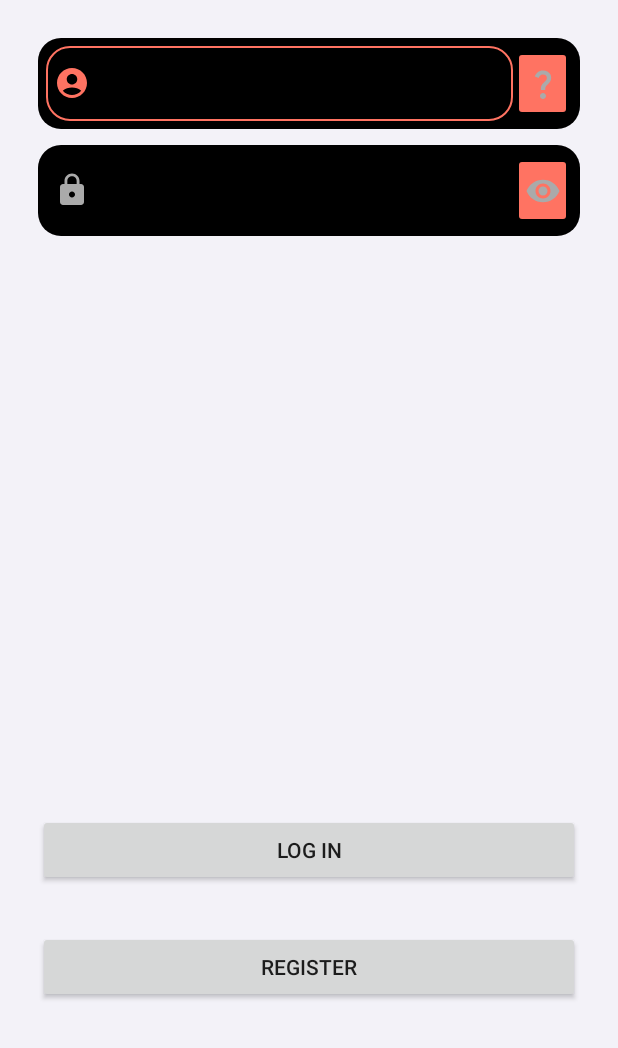
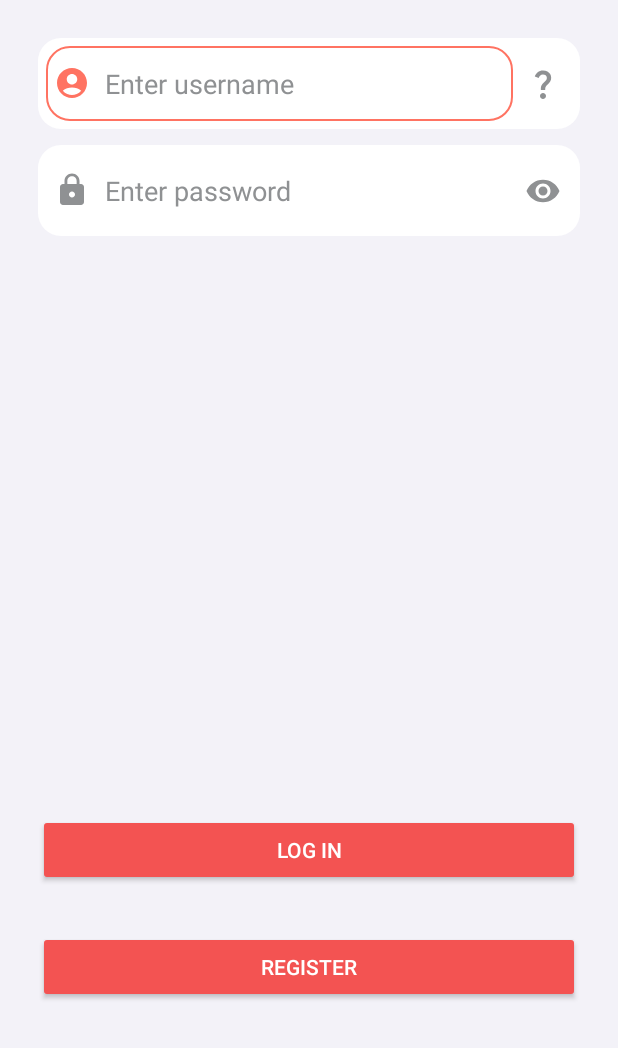
Before and after one commit to AlexCawl/health-check-application, an Android app: the screen it shows after launch (LoginActivity), on a phone screen of 412 x 824 dp, the part 188-1236 px from its top. Run offline under Robolectric (Android 15) with nearby library versions, the phone set to English and light mode, and no system bars; our stand-ins replace navigation-ui.

Commit message:
theme fixed & code cleaned

```diff
--- a/app/src/main/java/org/alexcawl/health_check_application/ui/activity/HomeActivity.java
+++ b/app/src/main/java/org/alexcawl/health_check_application/ui/activity/HomeActivity.java
@@ -66,9 +66,5 @@ public class HomeActivity extends AppCompatActivity {
                 || super.onSupportNavigateUp();
     }
 
-    @Override
-    public boolean onNavigateUp() {
-        Toast.makeText(this, "Navigate up", Toast.LENGTH_LONG).show();
-        return super.onNavigateUp();
-    }
+
 }
--- a/app/src/main/java/org/alexcawl/health_check_application/ui/fragment/DiagramFragment.java
+++ b/app/src/main/java/org/alexcawl/health_check_application/ui/fragment/DiagramFragment.java
@@ -6,6 +6,7 @@ import android.view.View;
 import android.view.ViewGroup;
 
 import androidx.annotation.NonNull;
+import androidx.annotation.Nullable;
 import androidx.fragment.app.Fragment;
 
 import org.alexcawl.health_check_application.databinding.FragmentDiagramBinding;
@@ -14,6 +15,11 @@ public class DiagramFragment extends Fragment {
     private FragmentDiagramBinding binding;
 
     @Override
+    public void onCreate(@Nullable Bundle savedInstanceState) {
+        super.onCreate(savedInstanceState);
+    }
+
+    @Override
     public View onCreateView(@NonNull LayoutInflater inflater, ViewGroup container,
                              Bundle savedInstanceState) {
         binding = FragmentDiagramBinding.inflate(inflater, container, false);
--- a/app/src/main/java/org/alexcawl/health_check_application/ui/fragment/ScheduleFragment.java
+++ b/app/src/main/java/org/alexcawl/health_check_application/ui/fragment/ScheduleFragment.java
@@ -1,66 +1,28 @@
 package org.alexcawl.health_check_application.ui.fragment;
 
 import android.os.Bundle;
-
-import androidx.fragment.app.Fragment;
-
 import android.view.LayoutInflater;
 import android.view.View;
 import android.view.ViewGroup;
 
-import org.alexcawl.health_check_application.R;
+import androidx.annotation.NonNull;
+import androidx.fragment.app.Fragment;
 
-/**
- * A simple {@link Fragment} subclass.
- * Use the {@link ScheduleFragment#newInstance} factory method to
- * create an instance of this fragment.
- */
+import org.alexcawl.health_check_application.databinding.FragmentScheduleBinding;
+
+
 public class ScheduleFragment extends Fragment {
-
-    // TODO: Rename parameter arguments, choose names that match
-    // the fragment initialization parameters, e.g. ARG_ITEM_NUMBER
-    private static final String ARG_PARAM1 = "param1";
-    private static final String ARG_PARAM2 = "param2";
-
-    // TODO: Rename and change types of parameters
-    private String mParam1;
-    private String mParam2;
-
-    public ScheduleFragment() {
-        // Required empty public constructor
-    }
-
-    /**
-     * Use this factory method to create a new instance of
-     * this fragment using the provided parameters.
-     *
-     * @param param1 Parameter 1.
-     * @param param2 Parameter 2.
-     * @return A new instance of fragment ScheduleFragment.
-     */
-    // TODO: Rename and change types and number of parameters
-    public static ScheduleFragment newInstance(String param1, String param2) {
-        ScheduleFragment fragment = new ScheduleFragment();
-        Bundle args = new Bundle();
-        args.putString(ARG_PARAM1, param1);
-        args.putString(ARG_PARAM2, param2);
-        fragment.setArguments(args);
-        return fragment;
-    }
+    private FragmentScheduleBinding binding;
 
     @Override
     public void onCreate(Bundle savedInstanceState) {
         super.onCreate(savedInstanceState);
-        if (getArguments() != null) {
-            mParam1 = getArguments().getString(ARG_PARAM1);
-            mParam2 = getArguments().getString(ARG_PARAM2);
-        }
     }
 
     @Override
-    public View onCreateView(LayoutInflater inflater, ViewGroup container,
+    public View onCreateView(@NonNull LayoutInflater inflater, ViewGroup container,
                              Bundle savedInstanceState) {
-        // Inflate the layout for this fragment
-        return inflater.inflate(R.layout.fragment_schedule, container, false);
+        binding = FragmentScheduleBinding.inflate(inflater);
+        return binding.getRoot();
     }
 }
--- a/app/src/main/res/layout/fragment_diagram.xml
+++ b/app/src/main/res/layout/fragment_diagram.xml
@@ -5,7 +5,6 @@
     android:layout_height="match_parent"
     tools:context=".ui.fragment.DiagramFragment">
 
-    <!-- TODO: Update blank fragment layout -->
     <TextView
         android:layout_width="match_parent"
         android:layout_height="match_parent"
--- a/app/src/main/res/layout/fragment_login.xml
+++ b/app/src/main/res/layout/fragment_login.xml
@@ -1,11 +1,11 @@
 <?xml version="1.0" encoding="utf-8"?>
 <androidx.constraintlayout.widget.ConstraintLayout xmlns:android="http://schemas.android.com/apk/res/android"
+    xmlns:app="http://schemas.android.com/apk/res-auto"
+    xmlns:tools="http://schemas.android.com/tools"
     android:id="@+id/fragment_login"
-    xmlns:app="http://schemas.android.com/apk/res-auto"
     android:layout_width="match_parent"
     android:layout_height="match_parent"
     android:background="@color/main_background"
-    xmlns:tools="http://schemas.android.com/tools"
     tools:context=".ui.fragment.LoginFragment">
 
     <LinearLayout
@@ -38,31 +38,32 @@
             android:id="@+id/linear_layout_username_field"
             android:layout_width="match_parent"
             android:layout_height="wrap_content"
+            android:layout_marginHorizontal="25dp"
+            android:background="@drawable/shape_rounded_rectangular"
             android:orientation="horizontal"
-            android:background="@drawable/shape_rounded_rectangular"
-            android:padding="5dp"
-            android:layout_marginHorizontal="25dp">
+            android:padding="5dp">
 
             <org.alexcawl.health_check_application.ui.resource.EditTextWithClearButton
                 android:id="@+id/edit_text_username_field"
                 android:layout_width="0dp"
                 android:layout_height="50dp"
                 android:layout_weight="8"
+                android:autofillHints="username"
+                android:background="@drawable/selector_edit_text_rounded"
                 android:drawableStart="@drawable/selector_account"
                 android:drawablePadding="10dp"
+                android:hint="@string/enter_username"
                 android:paddingHorizontal="5dp"
-                android:background="@drawable/selector_edit_text_rounded"
-                android:hint="@string/enter_username"
-                android:autofillHints="username"/>
+                android:textColorHint="?attr/colorOutline" />
 
             <ImageButton
                 android:id="@+id/image_button_username_field"
                 android:layout_width="0dp"
                 android:layout_height="match_parent"
                 android:layout_weight="1"
-                android:src="@drawable/selector_hint"
-                android:backgroundTint="?attr/colorPrimary"
-                android:contentDescription="@string/show_options" />
+                android:backgroundTint="?attr/colorOnBackground"
+                android:contentDescription="@string/show_options"
+                android:src="@drawable/selector_hint" />
         </LinearLayout>
 
         <View
@@ -96,32 +97,33 @@
             android:id="@+id/linear_layout_password_field"
             android:layout_width="match_parent"
             android:layout_height="wrap_content"
+            android:layout_marginHorizontal="25dp"
+            android:background="@drawable/shape_rounded_rectangular"
             android:orientation="horizontal"
-            android:background="@drawable/shape_rounded_rectangular"
-            android:padding="5dp"
-            android:layout_marginHorizontal="25dp">
+            android:padding="5dp">
 
             <org.alexcawl.health_check_application.ui.resource.EditTextWithClearButton
                 android:id="@+id/edit_text_password_field"
                 android:layout_width="0dp"
                 android:layout_height="50dp"
                 android:layout_weight="8"
+                android:autofillHints="password"
+                android:background="@drawable/selector_edit_text_rounded"
                 android:drawableStart="@drawable/selector_lock"
                 android:drawablePadding="10dp"
+                android:hint="@string/enter_password"
+                android:inputType="textPassword"
                 android:paddingHorizontal="5dp"
-                android:background="@drawable/selector_edit_text_rounded"
-                android:hint="@string/enter_password"
-                android:autofillHints="password"
-                android:inputType="textPassword"/>
+                android:textColorHint="?attr/colorOutline" />
 
             <ImageButton
                 android:id="@+id/image_button_password_field"
                 android:layout_width="0dp"
                 android:layout_height="match_parent"
                 android:layout_weight="1"
-                android:src="@drawable/selector_eye"
-                android:backgroundTint="?attr/colorPrimary"
-                android:contentDescription="@string/show_options"/>
+                android:backgroundTint="?attr/colorOnBackground"
+                android:contentDescription="@string/show_options"
+                android:src="@drawable/selector_eye" />
         </LinearLayout>
     </LinearLayout>
 
@@ -131,11 +133,11 @@
         android:layout_width="80dp"
         android:layout_height="80dp"
         android:layout_marginBottom="30dp"
+        android:visibility="invisible"
         app:layout_constraintBottom_toTopOf="@+id/login_button"
         app:layout_constraintEnd_toEndOf="parent"
         app:layout_constraintStart_toStartOf="parent"
-        app:layout_constraintTop_toBottomOf="@+id/linearLayout"
-        android:visibility="invisible"/>
+        app:layout_constraintTop_toBottomOf="@+id/linearLayout" />
 
     <Button
         android:id="@+id/login_button"
@@ -143,7 +145,9 @@
         android:layout_height="wrap_content"
         android:layout_marginHorizontal="25dp"
         android:layout_marginBottom="30dp"
+        android:backgroundTint="?attr/colorPrimaryVariant"
         android:text="@string/log_in"
+        android:textColor="?attr/colorOnBackground"
         app:layout_constraintBottom_toTopOf="@+id/register_button"
         app:layout_constraintEnd_toEndOf="parent"
         app:layout_constraintStart_toStartOf="parent" />
@@ -154,7 +158,9 @@
         android:layout_height="wrap_content"
         android:layout_marginHorizontal="25dp"
         android:layout_marginBottom="30dp"
+        android:backgroundTint="?attr/colorPrimaryVariant"
         android:text="@string/register"
+        android:textColor="?attr/colorOnBackground"
         app:layout_constraintBottom_toBottomOf="parent"
         app:layout_constraintEnd_toEndOf="parent"
         app:layout_constraintStart_toStartOf="parent" />
--- a/app/src/main/res/menu/menu_activity_home_drawer.xml
+++ b/app/src/main/res/menu/menu_activity_home_drawer.xml
@@ -14,5 +14,6 @@
         android:id="@+id/destination_settings"
         android:icon="@drawable/icon_settings_24dp"
         android:title="@string/settings"
-        android:tooltipText="@string/settings" />
+        android:tooltipText="@string/settings"
+        />
 </menu>
--- a/app/src/main/res/navigation/navigation_home.xml
+++ b/app/src/main/res/navigation/navigation_home.xml
@@ -8,16 +8,16 @@
     <fragment
         android:id="@+id/destination_schedule"
         android:name="org.alexcawl.health_check_application.ui.fragment.ScheduleFragment"
-        android:label="fragment_schedule"
+        android:label="@string/schedule"
         tools:layout="@layout/fragment_schedule" />
     <fragment
         android:id="@+id/destination_diagram"
         android:name="org.alexcawl.health_check_application.ui.fragment.DiagramFragment"
-        android:label="fragment_diagram"
+        android:label="@string/diagram"
         tools:layout="@layout/fragment_diagram" />
     <fragment
         android:id="@+id/destination_settings"
         android:name="org.alexcawl.health_check_application.ui.fragment.SettingsFragment"
-        android:label="fragment_settings"
+        android:label="@string/settings"
         tools:layout="@layout/fragment_settings" />
 </navigation>
--- a/app/src/main/res/values/colors.xml
+++ b/app/src/main/res/values/colors.xml
@@ -8,7 +8,7 @@
     <color name="main_theme_color">#FFF72B4E</color>
     <color name="extra_theme_color">#FFFE3730</color>
 
-    <color name="icons_background_color_light">#FFAAAAAA</color>
+    <color name="icons_background_color_light">#FF8F9193</color>
 
     <color name="primary_theme_color_light">#FFFF7362</color>
     <color name="primary_theme_color_darker">#FFF35352</color>
--- a/app/src/main/res/values/themes.xml
+++ b/app/src/main/res/values/themes.xml
@@ -1,4 +1,5 @@
 <resources>
+
     <style name="Divider">
         <item name="android:background">?attr/colorOutline</item>
     </style>
@@ -6,7 +7,6 @@
     <style name="Divider.Horizontal" parent="Divider">
         <item name="android:layout_width">match_parent</item>
         <item name="android:layout_height">1dp</item>
-
     </style>
 
     <style name="Divider.Vertical" parent="Divider">
@@ -19,6 +19,7 @@
         <item name="colorPrimaryDark">@color/primary_theme_color_darker</item>
         <item name="colorSecondary">@color/special_theme_color_light</item>
         <item name="background">@color/main_background</item>
+        <item name="colorOnBackground">@color/main_foreground</item>
         <item name="colorOutline">@color/icons_background_color_light</item>
         <item name="android:statusBarColor">@color/primary_theme_color_light</item>
     </style>
@@ -28,6 +29,7 @@
         <item name="colorPrimaryVariant">@color/primary_theme_color_darker</item>
         <item name="colorSecondary">@color/special_theme_color_light</item>
         <item name="background">@color/main_background</item>
+        <item name="colorOnBackground">@color/main_foreground</item>
         <item name="colorOutline">@color/icons_background_color_light</item>
         <item name="android:statusBarColor">?attr/colorPrimary</item>
     </style>
```
Also changed, not shown: app/src/main/java/org/alexcawl/health_check_application/ui/fragment/SettingsFragment.java (+19 -43 lines), app/src/main/res/layout/fragment_register.xml (+19 -11 lines), app/src/main/res/layout/header_navigation_activity_home.xml (+5 -4 lines).
